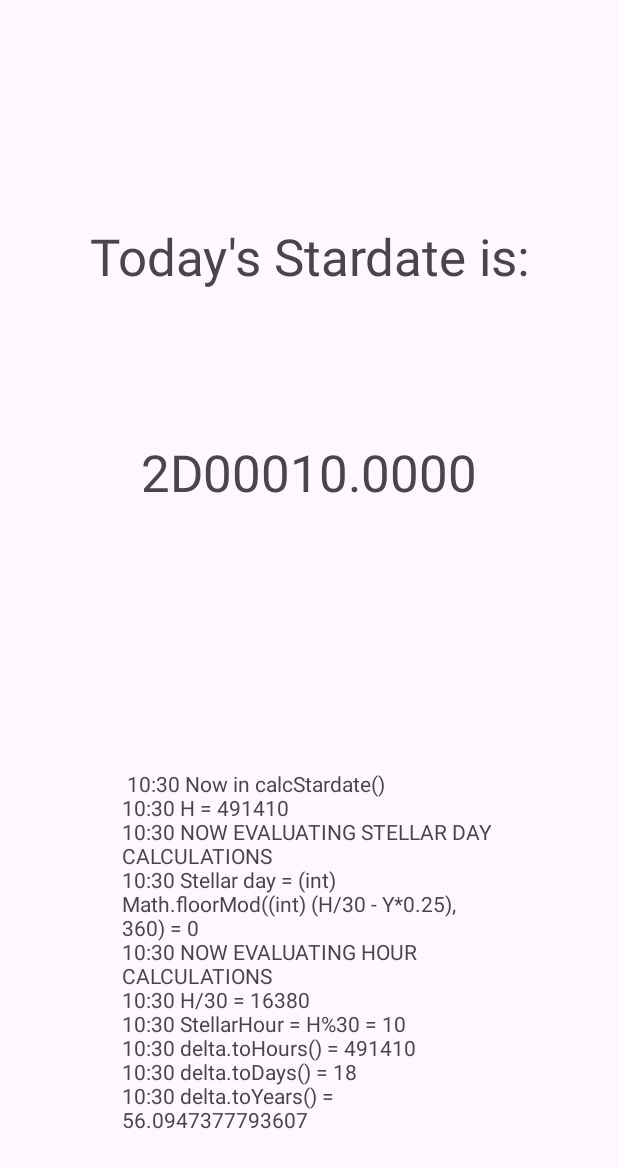
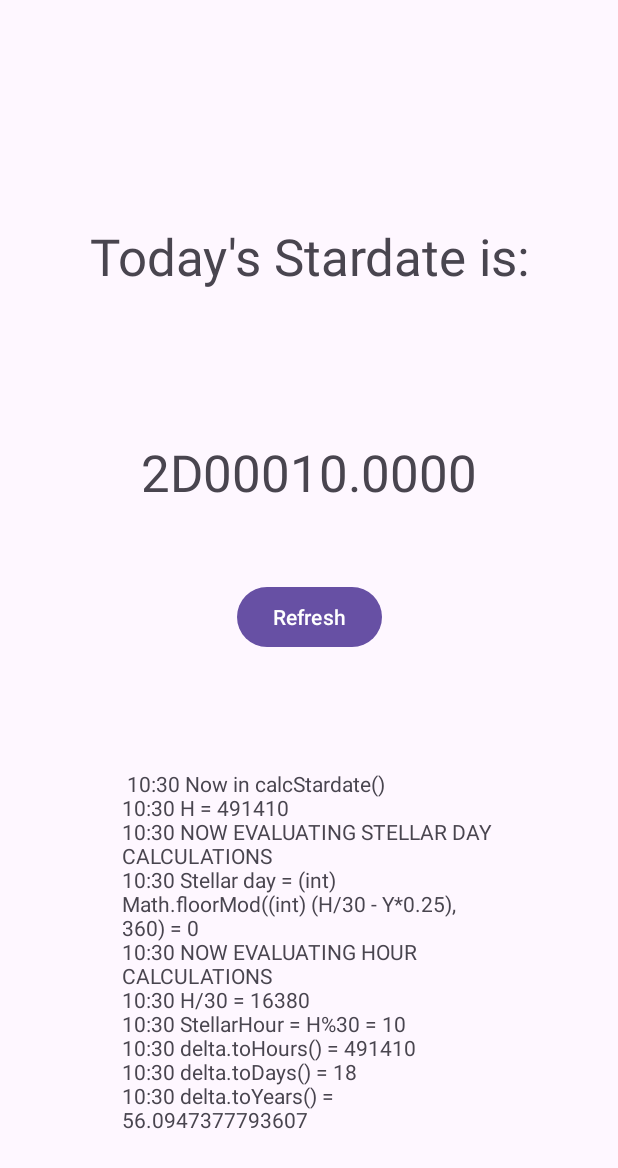
Before and after one commit to 2744-ContriteArray/Calendarium-Stellare-in-Androidio, an Android app: the screen it shows after launch (MainActivity), on a phone screen of 412 x 824 dp. Shown: the top 1168 px of the screen. Run offline under Robolectric (Android 15) with nearby library versions, the light colour scheme and no system bars.

Commit message:
VERSION 0.1.2
- Added button widget "refresher" to activity
- Added onClickListener() to refresher that updates the stardate display

CURRENT ISSUES
- Calculations in calcDateJ() need verification
- Difficulty with consistent calculations based on data in java.time.Duration objects. Perhaps java.time.Period should be considered instead?

```diff
--- a/app/src/main/java/com/ContriteArray/calendariumstellareAndr/MainActivity.java
+++ b/app/src/main/java/com/ContriteArray/calendariumstellareAndr/MainActivity.java
@@ -1,6 +1,8 @@
 package com.ContriteArray.calendariumstellareAndr;
 
 import android.os.Bundle;
+import android.view.View;
+import android.widget.Button;
 import android.widget.TextView;
 
 import androidx.activity.EdgeToEdge;
@@ -9,13 +11,16 @@ import androidx.core.graphics.Insets;
 import androidx.core.view.ViewCompat;
 import androidx.core.view.WindowInsetsCompat;
 
+import com.google.android.material.badge.BadgeUtils;
+
 import java.time.LocalDateTime;
 import java.util.ArrayList;
+import java.util.Objects;
 
 public class MainActivity extends AppCompatActivity {
 
-    private stardate Star_today;
     public static TextView debugHermes;
+    Button refresher;
 
     @Override
     protected void onCreate(Bundle savedInstanceState) {
@@ -28,13 +33,13 @@ public class MainActivity extends AppCompatActivity {
             return insets;
         });
 
-
+        refresher = (Button) findViewById(R.id.refresher);
 
 
     }
 
     public static void debugPrintln(String message) {
-        if(message=="/clear"){
+        if(Objects.equals(message, "/clear")){
             debugHermes.setText(" ");
         }
         else {
@@ -53,9 +58,9 @@ public class MainActivity extends AppCompatActivity {
         debugHermes = (TextView) findViewById(R.id.debugHermes);
         debugHermes.setText("");
 
-        Star_today = new stardate();
+        stardate star_today = new stardate();
         // get stardate
-        ArrayList<String> unformatTime = Star_today.calcStardate();
+        ArrayList<String> unformatTime = star_today.calcStardate();
 
         // format the stardate into a string
         String Stime = "";
@@ -66,6 +71,22 @@ public class MainActivity extends AppCompatActivity {
         }
 
         StarNow.setText(Stime);
+
+        refresher.setOnClickListener(new View.OnClickListener() {
+            @Override
+            public void onClick(View v) {
+                stardate theDate = new stardate();
+                ArrayList<String> rawTime = theDate.calcStardate();
+
+                String Stime = "";
+
+                for(String digit: rawTime){
+                    Stime = Stime.concat(digit);
+                }
+
+                StarNow.setText(Stime);
+            }
+        });
     }
 
 }
--- a/app/src/main/res/layout/activity_main.xml
+++ b/app/src/main/res/layout/activity_main.xml
@@ -58,4 +58,15 @@
         app:layout_constraintHorizontal_bias="0.5"
         app:layout_constraintStart_toStartOf="parent"
         app:layout_constraintTop_toBottomOf="@+id/NowDate" />
+
+    <Button
+        android:id="@+id/refresher"
+        android:layout_width="wrap_content"
+        android:layout_height="wrap_content"
+        android:layout_marginTop="50dp"
+        android:text="Refresh"
+        app:layout_constraintEnd_toEndOf="parent"
+        app:layout_constraintHorizontal_bias="0.5"
+        app:layout_constraintStart_toStartOf="parent"
+        app:layout_constraintTop_toBottomOf="@+id/NowDate" />
 </androidx.constraintlayout.widget.ConstraintLayout>
```
